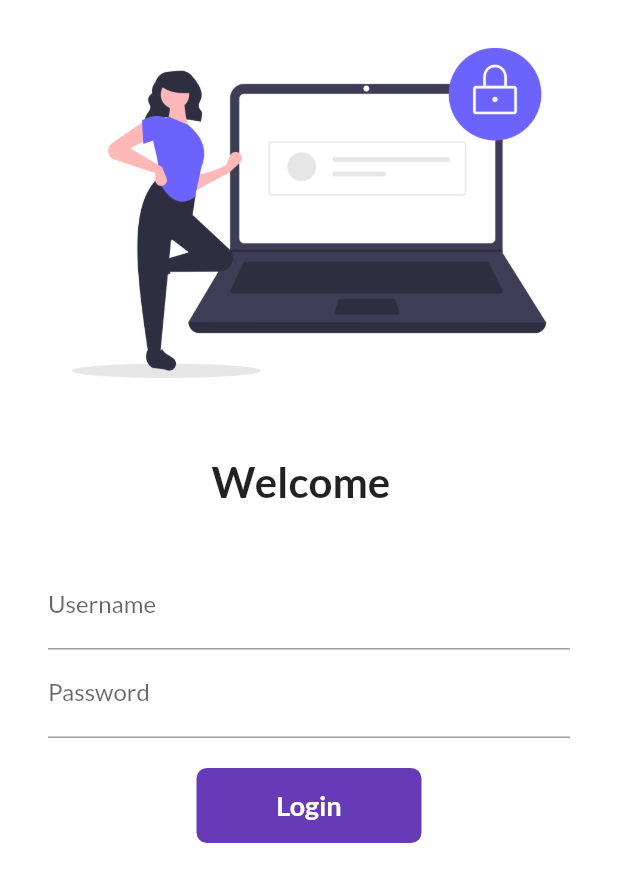
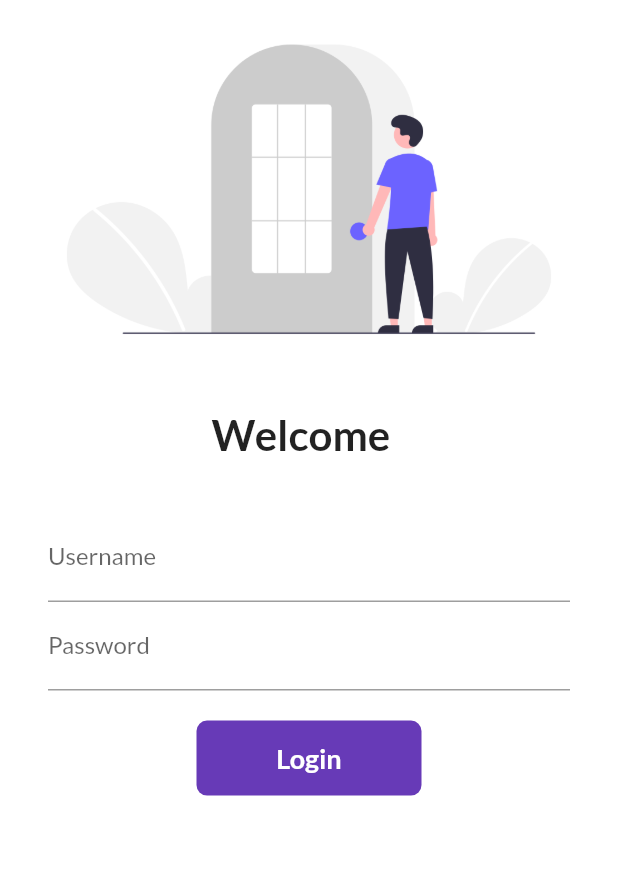
Before and after one commit to vlakhara/Flutter-Catalog-Demo, a Flutter app: the screen it shows after launch, on a phone screen of 412 x 824 dp. Shown: the top 882 px of the screen. Run offline on Flutter 3.47's test engine with Material 2 defaults, Android fonts, the phone set to English and light mode, and no system bars; our stand-ins replace google_fonts.

Commit message:
Third completed

```diff
--- a/lib/pages/LoginPage.dart
+++ b/lib/pages/LoginPage.dart
@@ -11,15 +11,33 @@
   String text = " ";
   bool changeBTN = false;
 
+  final _formKey = GlobalKey<FormState>();
+
+  moveToHome(BuildContext context) async {
+    if (_formKey.currentState.validate()) {
+      setState(() {
+        changeBTN = true;
+      });
+
+      await Future.delayed(Duration(seconds: 1));
+      await Navigator.pushNamed(context, MyRoutes.homeRoute);
+      setState(() {
+        changeBTN = false;
+      });
+    }
+  }
+
   @override
   Widget build(BuildContext context) {
     return Material(
         color: Colors.white,
         child: SingleChildScrollView(
+          child: Form(
+            key: _formKey,
             child: Column(
               children: [
                 Image.asset(
-                "assets/images/login.png",
+                  "assets/images/Login1.png",
                   fit: BoxFit.cover,
                 ),
                 SizedBox(
@@ -43,6 +61,11 @@
                       TextFormField(
                         decoration: InputDecoration(
                             hintText: "Enter Username", labelText: "Username"),
+                        validator: (value) {
+                          if (value.isEmpty) {
+                            return "Username cannot be empty";
+                          }
+                        },
                         onChanged: (value) {
                           text = value;
                           setState(() {});
@@ -54,28 +77,27 @@
                           hintText: "Enter Password",
                           labelText: "Password",
                         ),
+                        validator: (value) {
+                          if (value.isEmpty) {
+                            return "Password cannot be empty";
+                          } else if (value.length < 6) {
+                            return "Password length must be atleast 6";
+                          }
+                        },
                       ),
                       SizedBox(
                         height: 20,
                       ),
-                    InkWell(
-                      onTap: () async {
-                        setState(() {
-                          changeBTN = true;
-                        });
-
-                        await Future.delayed(Duration(seconds: 1));
-                        Navigator.pushNamed(context, MyRoutes.homeRoute);
-                      },
+                      Material(
+                        color: Colors.deepPurple,
+                        borderRadius: BorderRadius.circular(changeBTN ? 50 : 7),
+                        child: InkWell(
+                          onTap: () => moveToHome(context),
                           child: AnimatedContainer(
-                        duration: Duration(seconds: 1),
+                            duration: Duration(milliseconds: 50),
                             height: 50,
                             width: changeBTN ? 50 : 150,
                             alignment: Alignment.center,
-                        decoration: BoxDecoration(
-                            color: Colors.deepPurple,
-                            borderRadius:
-                                BorderRadius.circular(changeBTN ? 50 : 7)),
                             child: changeBTN
                                 ? Icon(
                                     Icons.done,
@@ -91,26 +113,13 @@
                                   ),
                           ),
                         ),
-
-                    // ElevatedButton(
-                    //   child: Center(
-                    //     child: Text("Login",
-                    //       style: TextStyle(
-                    //           fontSize: 15,
-                    //           letterSpacing: 10,
-                    //           fontWeight: FontWeight.bold),
-                    //     ),
-                    //   ),
-                    //   style: TextButton.styleFrom(minimumSize: Size(100, 50)),
-                    //   onPressed: () {
-                    //     Navigator.pushNamed(context, MyRoutes.homeRoute);
-                    //   },
-                    // ),
+                      ),
                     ],
                   ),
                 )
               ],
             ),
+          ),
         ));
   }
 }
```
Also changed, not shown: assets/images/Login1.png (added). Lines whose indentation alone changed are shown as unchanged.
